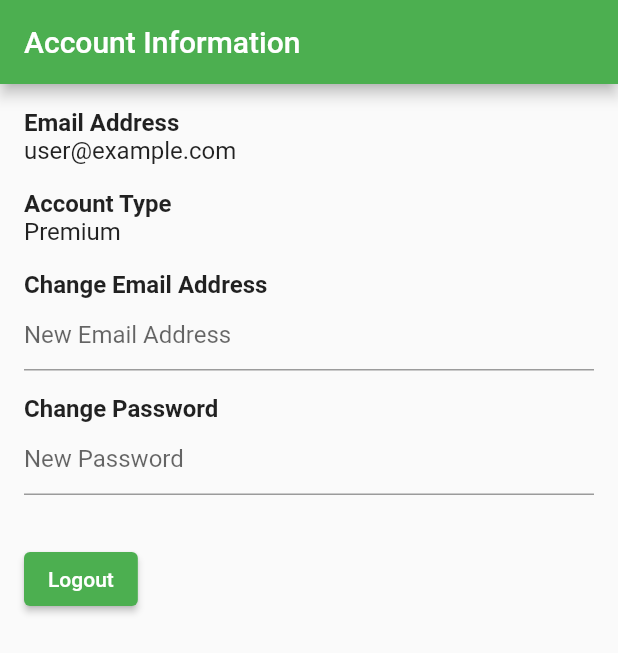
After one commit to ShroudofDark/ClearAvenues-FrontEnd, a Flutter app: the AccountInfoScreen screen opened by its route, on a phone screen of 412 x 824 dp. The commit adds this screen. Shown: the top 653 px of the screen. Run offline on Flutter 3.47's test engine with Material 2 defaults, Android fonts, the phone set to English and light mode, and no system bars; our stand-ins replace flutter_local_notifications, flutter_riverpod, geocoding, go_router, google_maps_flutter, image_picker and 2 more; missing offline and left inert: flutter_cupertino_datetime_picker.

Commit message:
account_info.dart

```diff
--- a/lib/Routes.dart
+++ b/lib/Routes.dart
@@ -10,6 +10,7 @@ import 'package:clear_avenues/features/account/notification_screen.dart';
 import 'package:clear_avenues/features/auth/register_screen.dart';
 import 'package:clear_avenues/features/reporting/report_screen.dart';
 import 'package:clear_avenues/features/account/setting_screen.dart';
+import 'package:clear_avenues/features/account/account_info.dart';
 import 'package:clear_avenues/features/reporting/view_history.dart';
 import 'package:clear_avenues/features/account/view_organization.dart';
 import 'package:clear_avenues/features/reporting/report_info.dart';
@@ -31,6 +32,7 @@ var routes = [
       }), // report coordinates default to 0.0,0.0 when not entering through map screen tap
   GoRoute(path: '/map', builder: (context, state) => const MapScreen()),
   GoRoute(path: '/setting', builder: (context, state) => const SettingScreen()),
+  GoRoute(path: '/accountInfo', builder: (context, state) => const AccountInfoScreen()),
   GoRoute(
       path: '/view_organization',
       builder: (context, state) => const ViewOrganization(loggedIn: true)),
--- /dev/null
+++ b/lib/features/account/account_info.dart
@@ -0,0 +1,90 @@
+import 'package:flutter/material.dart';
+import 'package:go_router/go_router.dart';
+
+
+class AccountInfoScreen extends StatelessWidget {
+  const AccountInfoScreen({Key? key}) : super(key: key);
+
+  @override
+  Widget build(BuildContext context) {
+    return Scaffold(
+      appBar: AppBar(
+        title: const Text('Account Information'),
+      ),
+      body: Padding(
+        padding: const EdgeInsets.all(16.0),
+        child: Column(
+          crossAxisAlignment: CrossAxisAlignment.start,
+          children: [
+            const Text(
+              'Email Address',
+              style: TextStyle(
+                fontWeight: FontWeight.bold,
+                fontSize: 16.0,
+              ),
+            ),
+            const Text(
+              //TODO: logic to display email Address
+              'user@example.com',
+              style: TextStyle(
+                fontSize: 16.0,
+              ),
+            ),
+            const SizedBox(height: 16.0),
+            const Text(
+              'Account Type',
+              style: TextStyle(
+                fontWeight: FontWeight.bold,
+                fontSize: 16.0,
+              ),
+            ),
+            const Text(
+              //TODO: logic to display the Account Type
+              'Premium',
+              style: TextStyle(
+                fontSize: 16.0,
+              ),
+            ),
+            const SizedBox(height: 16.0),
+            const Text(
+              'Change Email Address',
+              style: TextStyle(
+                fontWeight: FontWeight.bold,
+                fontSize: 16.0,
+              ),
+            ),
+            const TextField(
+              decoration: InputDecoration(
+                hintText: 'New Email Address',
+              ),
+            ),
+            const SizedBox(height: 16.0),
+            const Text(
+              'Change Password',
+              style: TextStyle(
+                fontWeight: FontWeight.bold,
+                fontSize: 16.0,
+              ),
+            ),
+            const TextField(
+              decoration: InputDecoration(
+                hintText: 'New Password',
+              ),
+            ),
+
+            const SizedBox(height: 32.0),
+            ElevatedButton(
+              onPressed: () {
+                // Takes the user to the login screen
+                context.push('/login');
+              },
+              child: const Text('Logout'),
+            ),
+          ],
+        ),
+      ),
+    );
+  }
+
+
+}
--- a/lib/features/dev/dev_screen.dart
+++ b/lib/features/dev/dev_screen.dart
@@ -50,6 +50,9 @@ class DevScreen extends StatelessWidget {
                     'p6': '0.0'
               }),
               child: const Text('Report Info Screen')),
+          ElevatedButton(
+             onPressed: () => context.push('/accountInfo'),
+              child: const Text('User Account Information')),
         ],
       ),
     ));
```
Also changed, not shown: pubspec.lock, 2 other files.
